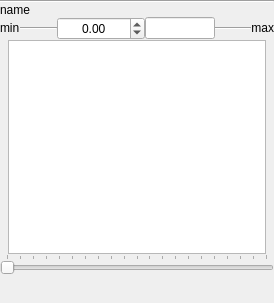
Old version of the form qtfuzzylite/ui/Viewer.ui in the repository fuzzylite/fuzzylite.
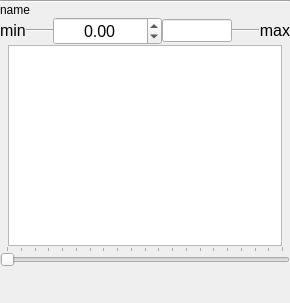
New version of the form. Icons and pictures are not drawn.

```diff
--- a/qtfuzzylite/ui/Viewer.ui
+++ b/qtfuzzylite/ui/Viewer.ui
@@ -6,7 +6,7 @@
    <rect>
     <x>0</x>
     <y>0</y>
-    <width>274</width>
+    <width>290</width>
     <height>303</height>
    </rect>
   </property>
@@ -63,6 +63,11 @@
            <verstretch>0</verstretch>
           </sizepolicy>
          </property>
+         <property name="font">
+          <font>
+           <pointsize>12</pointsize>
+          </font>
+         </property>
          <property name="text">
           <string>min</string>
          </property>
@@ -83,6 +88,11 @@
        </item>
        <item>
         <widget class="QDoubleSpinBox" name="sbx_x">
+         <property name="font">
+          <font>
+           <pointsize>12</pointsize>
+          </font>
+         </property>
          <property name="alignment">
           <set>Qt::AlignCenter</set>
          </property>
@@ -117,6 +127,11 @@
            <height>16777215</height>
           </size>
          </property>
+         <property name="font">
+          <font>
+           <pointsize>10</pointsize>
+          </font>
+         </property>
          <property name="alignment">
           <set>Qt::AlignCenter</set>
          </property>
@@ -146,6 +161,11 @@
            <verstretch>0</verstretch>
           </sizepolicy>
          </property>
+         <property name="font">
+          <font>
+           <pointsize>12</pointsize>
+          </font>
+         </property>
          <property name="text">
           <string>max</string>
          </property>
@@ -260,7 +280,7 @@
          </property>
          <property name="font">
           <font>
-           <pointsize>8</pointsize>
+           <pointsize>11</pointsize>
           </font>
          </property>
          <property name="text">
@@ -290,7 +310,7 @@
          </property>
          <property name="font">
           <font>
-           <pointsize>8</pointsize>
+           <pointsize>11</pointsize>
           </font>
          </property>
          <property name="text">
```
Left out of the diff: 6 changed lines with no effect on the pictures.
